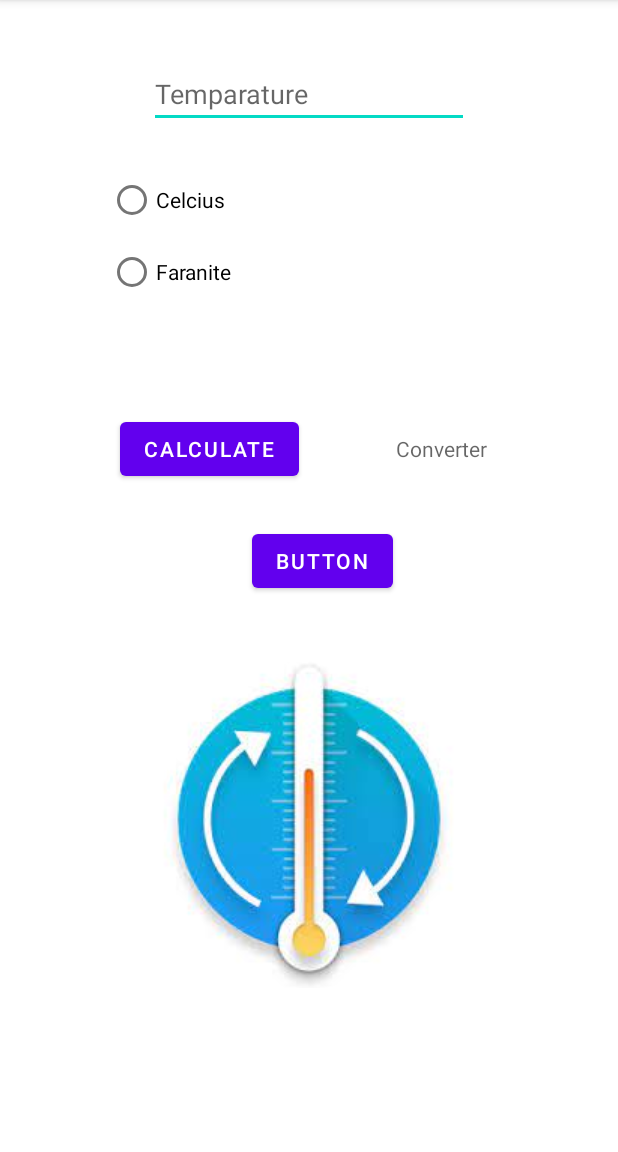
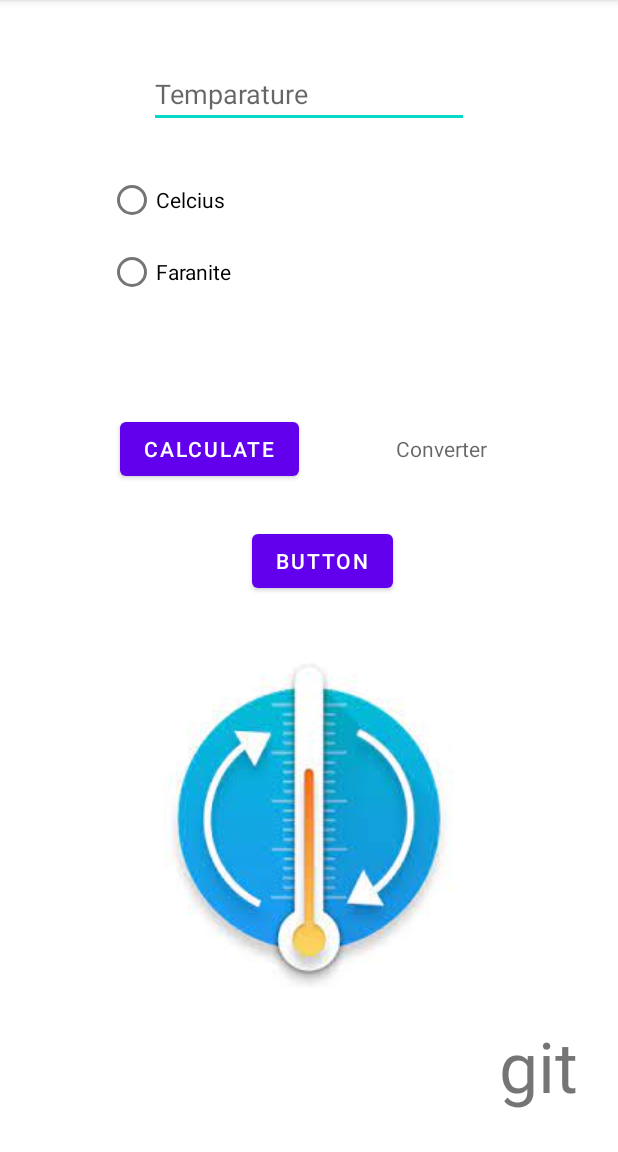
Before and after one commit to ks-nishan/Temperature_Calculator, an Android app: the screen it shows after launch (MainActivity), on a phone screen of 412 x 824 dp, the part 84-1236 px from its top. Run offline under Robolectric (Android 15) with nearby library versions, the phone set to English and light mode, and no system bars.

Commit message:
Extra text added

```diff
--- a/app/src/main/res/layout/activity_main.xml
+++ b/app/src/main/res/layout/activity_main.xml
@@ -90,4 +90,14 @@
         app:layout_constraintEnd_toEndOf="parent"
         app:layout_constraintTop_toTopOf="parent" />
 
+    <TextView
+        android:layout_width="wrap_content"
+        android:layout_height="wrap_content"
+        android:layout_marginBottom="40px"
+        android:layout_marginRight="40px"
+        android:text="git"
+        android:textSize="70px"
+        app:layout_constraintBottom_toBottomOf="parent"
+        app:layout_constraintEnd_toEndOf="parent" />
+
 </androidx.constraintlayout.widget.ConstraintLayout>
```
